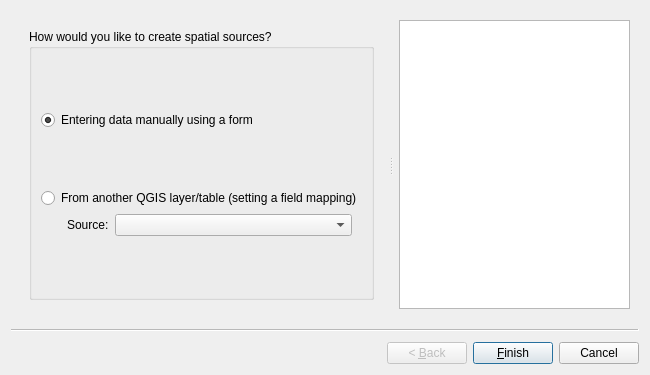
Above: asistente_ladm_col/ui/wiz_create_spatial_source_cadastre.ui from SwissTierrasColombia/Asistente-LADM-COL before the change. Below: the same form after it.
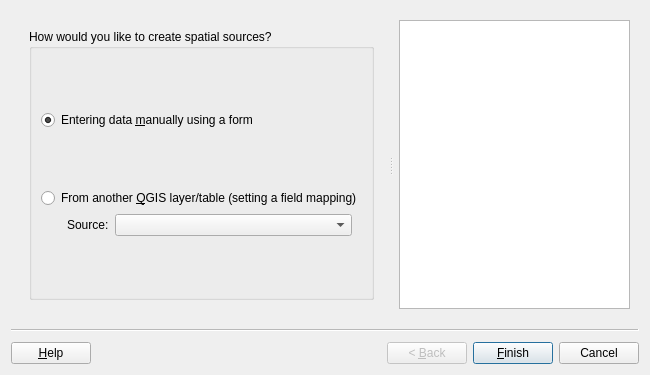
That is the form after the change. Custom widgets are drawn as their Qt base class.

Commit message: Linked all exist help buttons

```diff
--- a/asistente_ladm_col/ui/wiz_create_spatial_source_cadastre.ui
+++ b/asistente_ladm_col/ui/wiz_create_spatial_source_cadastre.ui
@@ -13,6 +13,9 @@
   <property name="windowTitle">
    <string>Create Spatial Source</string>
   </property>
+  <property name="options">
+   <set>QWizard::HaveHelpButton</set>
+  </property>
   <widget class="QWizardPage" name="wizardPage1">
    <property name="subTitle">
     <string/>
@@ -62,7 +65,7 @@
            <item row="1" column="0">
             <widget class="QRadioButton" name="rad_create_manually">
              <property name="text">
-              <string>Entering data manually using a form</string>
+              <string>Entering data &amp;manually using a form</string>
              </property>
              <property name="checked">
               <bool>true</bool>
@@ -88,7 +91,7 @@
               <bool>true</bool>
              </property>
              <property name="text">
-              <string>From another QGIS layer/table (setting a field mapping)</string>
+              <string>From another &amp;QGIS layer/table (setting a field mapping)</string>
              </property>
             </widget>
            </item>
```
Left out of the diff: 4 changed lines with no effect on the pictures. The commit also changes 17 other files.
